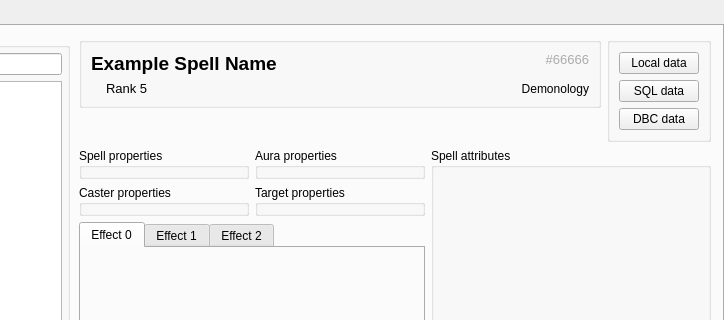
Qt form src/dbedit/UI/MainWindow.ui (mehdi59200/TrinityCore) before a commit; both pictures show x 206 to 930 and y 0 to 320 of the 930 by 759 pixel window.
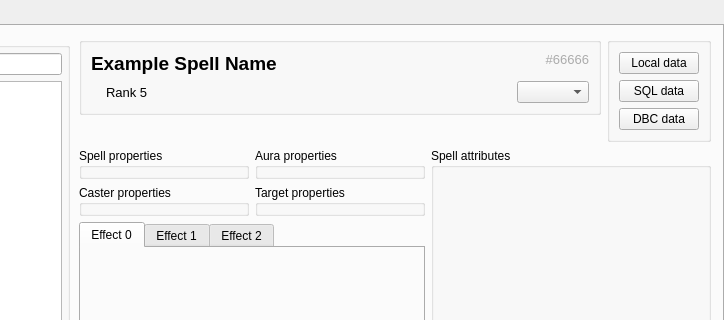
The same form after that commit. Custom widgets are drawn as their Qt base class.

Commit message: EnumUtils for SpellFamilyNames

What changed in the file:
```diff
--- a/src/dbedit/UI/MainWindow.ui
+++ b/src/dbedit/UI/MainWindow.ui
@@ -133,19 +133,6 @@
                 </property>
                </widget>
               </item>
-              <item row="1" column="1">
-               <widget class="QLabel" name="_spellFamily">
-                <property name="text">
-                 <string>Demonology</string>
-                </property>
-                <property name="textFormat">
-                 <enum>Qt::PlainText</enum>
-                </property>
-                <property name="alignment">
-                 <set>Qt::AlignBottom|Qt::AlignRight|Qt::AlignTrailing</set>
-                </property>
-               </widget>
-              </item>
               <item row="0" column="1">
                <widget class="QLabel" name="_spellId">
                 <property name="palette">
@@ -198,6 +185,22 @@
                 </property>
                </widget>
               </item>
+              <item row="1" column="1">
+               <widget class="QComboBox" name="_spellFamily">
+                <property name="sizePolicy">
+                 <sizepolicy hsizetype="Fixed" vsizetype="Fixed">
+                  <horstretch>0</horstretch>
+                  <verstretch>0</verstretch>
+                 </sizepolicy>
+                </property>
+                <property name="layoutDirection">
+                 <enum>Qt::LeftToRight</enum>
+                </property>
+                <property name="frame">
+                 <bool>true</bool>
+                </property>
+               </widget>
+              </item>
              </layout>
             </widget>
            </item>
```
The commit also changes 5 other files.
